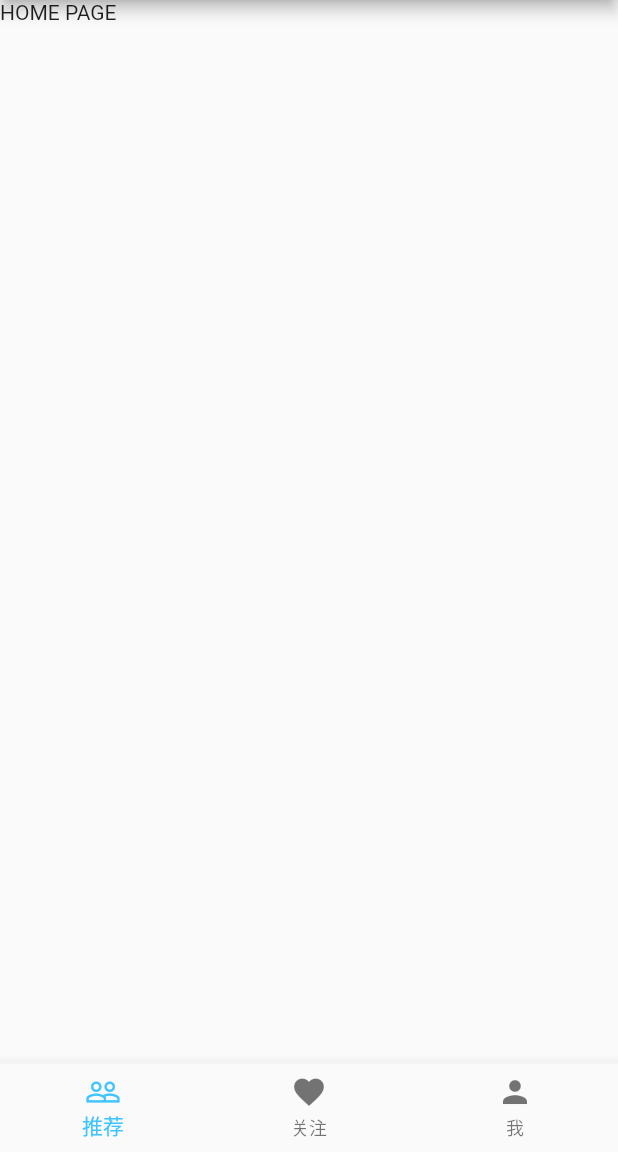
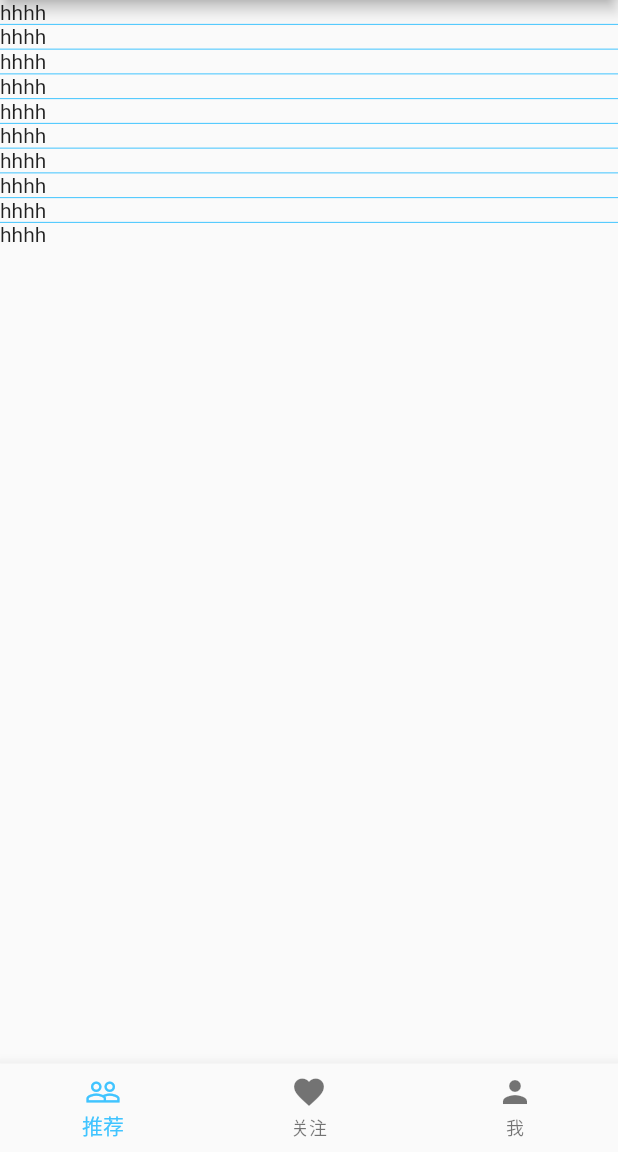
Before and after one commit to wayne214/flutter_two_you_friend, a Flutter app: the screen it shows after launch, on a phone screen of 412 x 824 dp, the part 84-1236 px from its top. Run offline on Flutter 3.47's test engine with Material 2 defaults, Android fonts, the phone set to English and light mode, and no system bars; our stand-ins replace uni_links; missing offline and left inert: flutter_webview_plugin.

Commit message:
首页列表

```diff
--- a/lib/api/content/index.dart
+++ b/lib/api/content/index.dart
@@ -0,0 +1,203 @@
+import 'package:two_you_friend/api/user_info/index.dart';
+import 'package:two_you_friend/utils/struct/content_detail.dart';
+import 'package:two_you_friend/utils/struct/user_info.dart';
+/// 获取内容详情页接口
+class ApiContentIndex {
+  /// 根据内容id拉取内容详情
+  StructContentDetail getOneById(String id) {
+    StructContentDetail detailInfo = StructContentDetail(
+        '1001',
+        'hello test',
+        'summary',
+        'detail info ${id}',
+        '1001',
+        1,
+        2,
+        'https://i.pinimg.com/originals/e0/64/4b/e0644bd2f13db50d0ef6a4df5a756fd9.png');
+    StructUserInfo userInfo = ApiUserInfoIndex.getOneById(detailInfo.uid);
+    return StructContentDetail(
+        detailInfo.uid,
+        detailInfo.title,
+        detailInfo.summary,
+        detailInfo.detailInfo,
+        detailInfo.uid,
+        detailInfo.likeNum,
+        detailInfo.commentNum,
+        detailInfo.articleImage,
+        userInfo: userInfo);
+  }
+
+  /// 拉取用户内容推荐帖子列表
+  List<StructContentDetail> getRecommendList() {
+    return [
+      StructContentDetail(
+        '1001',
+        '长相思·一重山',
+        '一重山，两重山。山远天高烟水寒，相思枫叶丹\n'
+            '菊花开，菊花残。塞雁高飞人未还，一帘风月闲',
+        '一重又一重，重重叠叠的山啊。山是那么远，天是那么高，烟云水气又冷又寒，可我的思念像火焰般的枫叶那样。\n'
+            '菊花开了又落了，日子一天天过去。塞北的大雁在高空振翅南飞，思念的人却还没有回来。悠悠明月照在帘子上，随风飘飘然。',
+        '1001',
+        2,
+        3,
+        'http://1861.img.pp.sohu.com.cn/images/2011/9/23/15/13/u132152629_133523d58dcg215_b.jpg',
+        userInfo: StructUserInfo('1001', '且听风铃',
+            'http://image.biaobaiju.com/uploads/20180211/00/1518279965-WhqyaQodpn.jpg'),
+      ),
+      StructContentDetail(
+        '1002',
+        '一络索·过尽遥山如画',
+        '过尽遥山如画。短衣匹马。萧萧落木不胜秋，莫回首、斜阳下。\n'
+            '别是柔肠萦挂。待归才罢。却愁拥髻向灯前，说不尽、离人话。',
+        '身着短衣，单枪匹马，走过一座座风景如画的山峦。树木不敌秋霜，落叶纷纷飘坠。夕阳下，切莫回首望乡，这样只能徒增伤感。\n'
+            '离家之后，与你彼此深深牵挂，只有等回家之后这牵挂才能放下。到那时，我们会灯前相对，有着说不完的情话。',
+        '1001',
+        3,
+        4,
+        'http://1861.img.pp.sohu.com.cn/images/2011/9/23/15/13/u132152629_133523d9e7eg213_b.jpg',
+        userInfo: StructUserInfo('1002', '微光倾城',
+            'http://image.biaobaiju.com/uploads/20180211/00/1518279965-WhqyaQodpn.jpg'),
+      ),
+      StructContentDetail(
+        '1003',
+        '武陵春·春晚',
+        '风住尘香花已尽，日晚倦梳头。物是人非事事休，欲语泪先流。\n'
+            '闻说双溪春尚好，也拟泛轻舟。只恐双溪舴艋舟，载不动许多愁。',
+        '风停了，尘土里带有花的香气，花儿已凋落殆尽。日头已经升的老高，我却懒得来梳妆。'
+            '景物依旧，人事已变，一切事情都已经完结。想要倾诉自己的感慨，还未开口，眼泪先流下来。\n'
+            '听说双溪春景尚好，我也打算泛舟前去。只恐怕双溪蚱蜢般的小船，载不动我许多的忧愁。',
+        '1003',
+        3,
+        4,
+        'http://1803.img.pp.sohu.com.cn/images/2011/9/23/15/13/u132152629_133523e0812g214_b.jpg',
+        userInfo: StructUserInfo('1003', '烛光里的愿',
+            'http://image.biaobaiju.com/uploads/20180211/00/1518279967-XmaBsxZSyf.jpg'),
+      ),
+      StructContentDetail(
+        '1004',
+        '一剪梅·红藕香残玉簟秋t',
+        '红藕香残玉簟秋。轻解罗裳，独上兰舟。云中谁寄锦书来，雁字回时，月满西楼。\n'
+            '花自飘零水自流。一种相思，两处闲愁。此情无计可消除，才下眉头，却上心头。',
+        '荷已残，香已消，冷滑如玉的竹席，透出深深的凉秋。轻轻的脱下罗绸外裳，一个人独自躺上眠床。'
+            '仰头凝望远天，那白云舒卷处，谁会将锦书寄来？正是雁群排成“人”字，一行行南归时候。月光皎洁浸人，洒满这西边独倚的亭楼。\n'
+            '花，自顾地飘零，水，自顾地漂流。一种离别的相思，牵动起两处的闲愁。'
+            '啊，无法排除的是——这相思，这离愁，刚从微蹙的眉间消失，又隐隐缠绕上了心头。',
+        '1004',
+        4,
+        5,
+        'http://1881.img.pp.sohu.com.cn/images/2011/9/23/15/13/u132152629_133523e08fcg215_b.jpg',
+        userInfo: StructUserInfo('1004', '青丝茧',
+            'http://image.biaobaiju.com/uploads/20180211/00/1518279967-IAnVyPiRLK.jpg'),
+      ),
+      StructContentDetail(
+        '1005',
+        '如梦令·昨夜雨疏风骤',
+        '昨夜雨疏风骤，浓睡不消残酒。试问卷帘人，却道海棠依旧。知否，知否？应是绿肥红瘦。',
+        '昨天夜里雨点虽然稀疏，但是风却劲吹不停，我酣睡一夜，然而醒来之后依然觉得还有一点酒意没有消尽。'
+            '于是就问正在卷帘的侍女，外面的情况如何，她只对我说：“海棠花依旧如故”。'
+            '知道吗？知道吗？应是绿叶繁茂，红花凋零。',
+        '1005',
+        6,
+        10,
+        'http://1881.img.pp.sohu.com.cn/images/2011/9/23/15/11/u132152629_133523c2853g214_b.jpg',
+        userInfo: StructUserInfo('1005', '如花的旋律',
+            'http://image.biaobaiju.com/uploads/20180211/00/1518279967-IAnVyPiRLK.jpg'),
+      ),
+      StructContentDetail(
+        '1005',
+        '水调歌头·明月几时有',
+        '丙辰中秋，欢饮达旦，大醉，作此篇，兼怀子由。\n'
+            ' 明月几时有？把酒问青天。\n',
+        '丙辰中秋，欢饮达旦，大醉，作此篇，兼怀子由。\n'
+            ' 明月几时有？把酒问青天。\n'
+            '不知天上宫阙，今夕是何年。\n'
+            '我欲乘风归去，又恐琼楼玉宇，高处不胜\n',
+        '1006',
+        7,
+        10,
+        'http://1841.img.pp.sohu.com.cn/images/2011/9/23/15/17/u132152629_133524196e2g215_b.jpg',
+        userInfo: StructUserInfo('1006', '漫步云海涧',
+            'http://image.biaobaiju.com/uploads/20180211/00/1518279967-IAnVyPiRLK.jpg'),
+      ),
+      StructContentDetail(
+        '1007',
+        '燕子楼',
+        '独思一夜情多少，地角天涯不是长。',
+        '独思一夜情多少，地角天涯不是长。',
+        '1007',
+        13,
+        42,
+        'http://1841.img.pp.sohu.com.cn/images/2011/9/23/15/11/u132152629_133523c50bfg213_b.jpg',
+        userInfo: StructUserInfo('1007', '阳光温暖空屋',
+            'http://image.biaobaiju.com/uploads/20180211/00/1518279967-XmaBsxZSyf.jpg'),
+      ),
+      StructContentDetail(
+        '1008',
+        '无题',
+        '春心莫共花争发，一寸相思一寸灰。',
+        '春心莫共花争发，一寸相思一寸灰。',
+        '1008',
+        24,
+        53,
+        'http://1873.img.pp.sohu.com.cn/images/2011/9/23/15/12/u132152629_133523c7e98g214_b.jpg',
+        userInfo: StructUserInfo('1004', '地平线无际',
+            'http://image.biaobaiju.com/uploads/20180211/00/1518279967-IAnVyPiRLK.jpg'),
+      ),
+      StructContentDetail(
+        '1009',
+        '溪佚题',
+        '多情自古空余恨，好梦右来最易醒。',
+        '多情自古空余恨，好梦右来最易醒。',
+        '1009',
+        62,
+        20,
+        'http://1813.img.pp.sohu.com.cn/images/2011/9/23/15/13/u132152629_133523d6c28g214_b.jpg',
+        userInfo: StructUserInfo('1005', '半颗心的暖',
+            'http://image.biaobaiju.com/uploads/20180211/00/1518279967-IAnVyPiRLK.jpg'),
+      ),
+      StructContentDetail(
+        '1010',
+        '寄人',
+        '别梦依依到谢家，小廊回合曲阑斜。多情只有春庭月，犹为离人照落花。',
+        '别梦依依到谢家，小廊回合曲阑斜。多情只有春庭月，犹为离人照落花。',
+        '1010',
+        7,
+        10,
+        'http://1873.img.pp.sohu.com.cn/images/2011/9/23/15/12/u132152629_133523c9072g215_b.jpg',
+        userInfo: StructUserInfo('1006', '深渊的那支花',
+            'http://image.biaobaiju.com/uploads/20180211/00/1518279967-IAnVyPiRLK.jpg'),
+      ),
+    ];
+  }
+
+  /// 拉取用户关注的帖子列表
+  List<StructContentDetail> getFollowList() {
+    return [
+      StructContentDetail(
+        '1001',
+        'hello test',
+        'summary',
+        'detail info',
+        '1001',
+        1,
+        5,
+        'http://image.biaobaiju.com/uploads/20180211/00/1518279967-XmaBsxZSyf.jpg',
+        userInfo: StructUserInfo('1001', 'test',
+            'http://image.biaobaiju.com/uploads/20180211/00/1518279965-WhqyaQodpn.jpg'),
+      ),
+      StructContentDetail(
+        '1002',
+        'hello test',
+        'summary',
+        'detail info',
+        '1001',
+        1,
+        6,
+        'http://image.biaobaiju.com/uploads/20180211/00/1518279967-IAnVyPiRLK.jpg',
+        userInfo: StructUserInfo('1002', 'test2',
+            'http://image.biaobaiju.com/uploads/20180211/00/1518279965-WhqyaQodpn.jpg'),
+      ),
+    ];
+  }
+
+}
--- a/lib/pages/home_page/index.dart
+++ b/lib/pages/home_page/index.dart
@@ -1,9 +1,41 @@
 import 'package:flutter/material.dart';
+import 'package:two_you_friend/api/content/index.dart';
+import 'package:two_you_friend/utils/struct/content_detail.dart';
 
-class HomePage extends StatelessWidget{
-  const HomePage({Key key}) : super(key: key);
+class HomePage extends StatefulWidget {
+  const HomePage();
+
+  @override
+  createState() => HomePageState();
+}
+
+class HomePageState extends State<HomePage> {
+  List<StructContentDetail> contentList;
+
+  @override
+  void initState() {
+    // TODO: implement initState
+    super.initState();
+
+    setState(() {
+      contentList = ApiContentIndex().getRecommendList();
+    });
+  }
+
   @override
   Widget build(BuildContext context) {
-    return Text('HOME PAGE');
+    return ListView.separated(
+        scrollDirection: Axis.vertical,
+        shrinkWrap: true,
+        itemBuilder: (BuildContext context, int position) {
+          return Text('hhhh');
+        },
+        separatorBuilder: (context, index) {
+          return Divider(
+            height: .5,
+            color: Colors.lightBlueAccent,
+          );
+        },
+        itemCount: contentList.length);
   }
 }
```
Also changed, not shown: lib/api/content/comment.dart (deleted, +0 -7 lines), lib/model/like_num_model.dart (added, +41 -0 lines), lib/widgets/home_page/article_card.dart (added, +10 -0 lines).
